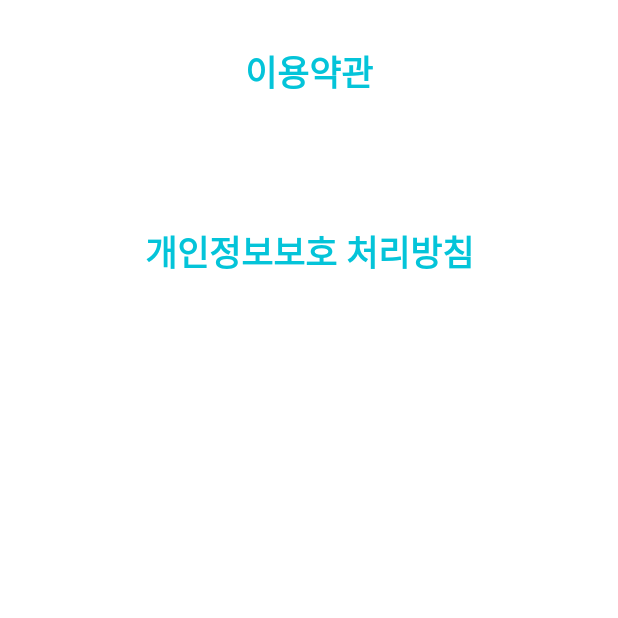
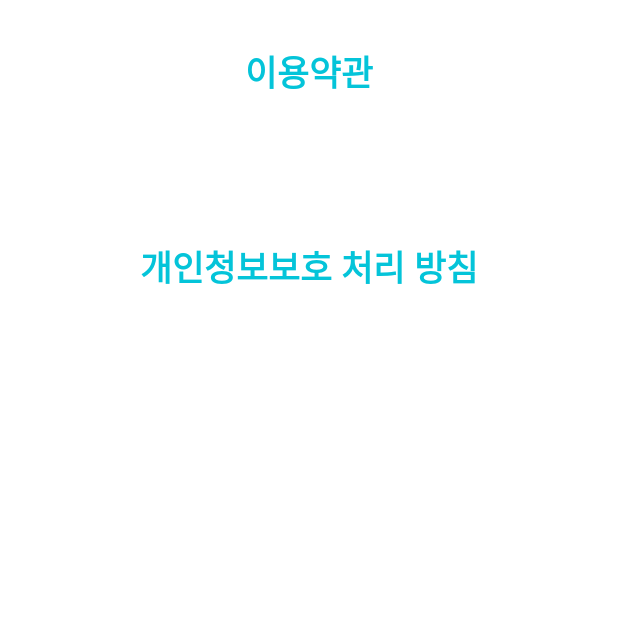
Before and after one commit to thereisname/TravelDiaryProject, an Android app: the TermsActivity screen opened directly, with no data from a screen before it, on a phone screen of 412 x 824 dp, the top half of it. Run offline under Robolectric (Android 15) with nearby library versions, the phone set to English and light mode, and no system bars; our stand-ins replace Firebase (no records; nobody signed in at launch, a user with empty details on screens opened directly).

Commit message:
Changed Design
1. 디자인 일부 변경
2. strings.xml 처리
3. 업로드일 화면에 추가

```diff
--- a/app/src/main/java/com/example/traveldiary/activity/TermsActivity.java
+++ b/app/src/main/java/com/example/traveldiary/activity/TermsActivity.java
@@ -18,11 +18,13 @@ public class TermsActivity extends AppCompatActivity {
         setContentView(R.layout.activity_terms);
 
         TextView termsCon2 = findViewById(R.id.terms_con2);
+        TextView termsCon = findViewById(R.id.terms_con);
 
         FirebaseFirestore db = FirebaseFirestore.getInstance();
 
         db.collection("terms").get().addOnSuccessListener(queryDocumentSnapshots -> {
             for (QueryDocumentSnapshot queryDocumentSnapshot : queryDocumentSnapshots) {
+                termsCon.setText(Html.fromHtml(queryDocumentSnapshot.get("terms").toString(), Html.FROM_HTML_MODE_LEGACY));
                 termsCon2.setText(Html.fromHtml(queryDocumentSnapshot.get("Personal information Processing Policy").toString(), Html.FROM_HTML_MODE_LEGACY));
             }
         });
--- a/app/src/main/java/com/example/traveldiary/adapter/MainValueAdapter.java
+++ b/app/src/main/java/com/example/traveldiary/adapter/MainValueAdapter.java
@@ -4,7 +4,6 @@ import android.content.Context;
 import android.view.LayoutInflater;
 import android.view.View;
 import android.view.ViewGroup;
-import android.widget.ImageButton;
 import android.widget.ImageView;
 import android.widget.TextView;
 
@@ -101,7 +100,7 @@ public class MainValueAdapter extends RecyclerView.Adapter<MainValueAdapter.View
 
         public void setItem(MyPageValue item) {
             mainTitle.setText(item.getTitle());
-            date.setText(item.getDate());
+            date.setText("여행기간: " + item.getDate());
             mainImage.setImageResource(R.drawable.baseline_image_24);
             StorageReference storageReference = FirebaseStorage.getInstance().getReference();
             storageReference.child("/Image/" + item.getBoardID() + "/MainImage.jpg").getDownloadUrl().addOnSuccessListener(jpgCommand -> {
--- /dev/null
+++ b/app/src/main/res/drawable/baseline_add_24.xml
@@ -0,0 +1,5 @@
+<vector android:height="24dp" android:tint="@color/icon"
+    android:viewportHeight="24" android:viewportWidth="24"
+    android:width="24dp" xmlns:android="http://schemas.android.com/apk/res/android">
+    <path android:fillColor="@android:color/white" android:pathData="M19,13h-6v6h-2v-6H5v-2h6V5h2v6h6v2z"/>
+</vector>
--- /dev/null
+++ b/app/src/main/res/drawable/baseline_remove_24.xml
@@ -0,0 +1,5 @@
+<vector android:height="24dp" android:tint="@color/icon"
+    android:viewportHeight="24" android:viewportWidth="24"
+    android:width="24dp" xmlns:android="http://schemas.android.com/apk/res/android">
+    <path android:fillColor="@android:color/white" android:pathData="M19,13H5v-2h14v2z"/>
+</vector>
--- a/app/src/main/res/layout/activity_terms.xml
+++ b/app/src/main/res/layout/activity_terms.xml
@@ -28,7 +28,7 @@
                 android:layout_marginEnd="20dp"
                 android:fontFamily="@font/gangwon"
                 android:gravity="center"
-                android:text="이용약관"
+                android:text="@string/terms_terms_title"
                 android:textColor="@color/icon"
                 android:textSize="23sp"
                 android:textStyle="bold"
@@ -40,7 +40,7 @@
                 android:id="@+id/terms_con"
                 android:layout_width="0dp"
                 android:layout_height="wrap_content"
-                android:layout_marginTop="30dp"
+                android:layout_marginTop="20dp"
                 android:fontFamily="@font/gangwon"
                 android:textColor="@color/text_gray"
                 android:textSize="18sp"
@@ -53,11 +53,11 @@
                 android:layout_width="match_parent"
                 android:layout_height="wrap_content"
                 android:layout_marginStart="20dp"
-                android:layout_marginTop="30dp"
+                android:layout_marginTop="50dp"
                 android:layout_marginEnd="20dp"
                 android:fontFamily="@font/gangwon"
                 android:gravity="center"
-                android:text="개인정보보호 처리방침"
+                android:text="@string/terms_personalInformation"
                 android:textColor="@color/icon"
                 android:textSize="23sp"
                 android:textStyle="bold"
@@ -69,7 +69,7 @@
                 android:id="@+id/terms_con2"
                 android:layout_width="0dp"
                 android:layout_height="wrap_content"
-                android:layout_marginTop="30dp"
+                android:layout_marginTop="20dp"
                 android:layout_marginBottom="30dp"
                 android:fontFamily="@font/gangwon"
                 android:textColor="@color/text_gray"
--- a/app/src/main/res/layout/dialog_board_detail.xml
+++ b/app/src/main/res/layout/dialog_board_detail.xml
@@ -71,6 +71,7 @@
             android:layout_marginTop="12dp"
             android:layout_marginEnd="10dp"
             android:fontFamily="@font/gangwon"
+            android:gravity="center"
             android:textColor="@color/text_gray"
             android:textSize="23sp"
             app:layout_constraintEnd_toEndOf="parent"
--- a/app/src/main/res/layout/item_mainrecyclerview.xml
+++ b/app/src/main/res/layout/item_mainrecyclerview.xml
@@ -48,8 +48,6 @@
             android:fontFamily="@font/gangwon"
             android:gravity="end"
             android:maxLines="1"
-            android:paddingRight="20dp"
-            android:text="main Title"
             android:textColor="@color/black"
             android:textSize="20sp"
             android:textStyle="bold" />
--- a/app/src/main/res/values/strings.xml
+++ b/app/src/main/res/values/strings.xml
@@ -104,6 +104,8 @@
     <string name="board_delete_con">선택한 게시물을 정말 삭제하시겠습니까?\n한번 삭제한 자료는 복구할 수 없습니다.</string>
     <string name="config_ok">확인</string>
     <string name="config_cancel">취소</string>
+    <string name="terms_terms_title">이용약관</string>
+    <string name="terms_personalInformation">개인청보보호 처리 방침</string>
     <!-- Toast -->
     <string name="login_fail">Authentication failed.</string>
     <string name="login_enter">Please enter email, password.</string>
```
Also changed, not shown: app/src/main/java/com/example/traveldiary/fragment/FragmentClient.java (+7 -2 lines), app/src/main/res/layout/fragment_client.xml (+14 -2 lines), app/src/main/res/layout/item_recyclerview.xml (+8 -5 lines).
